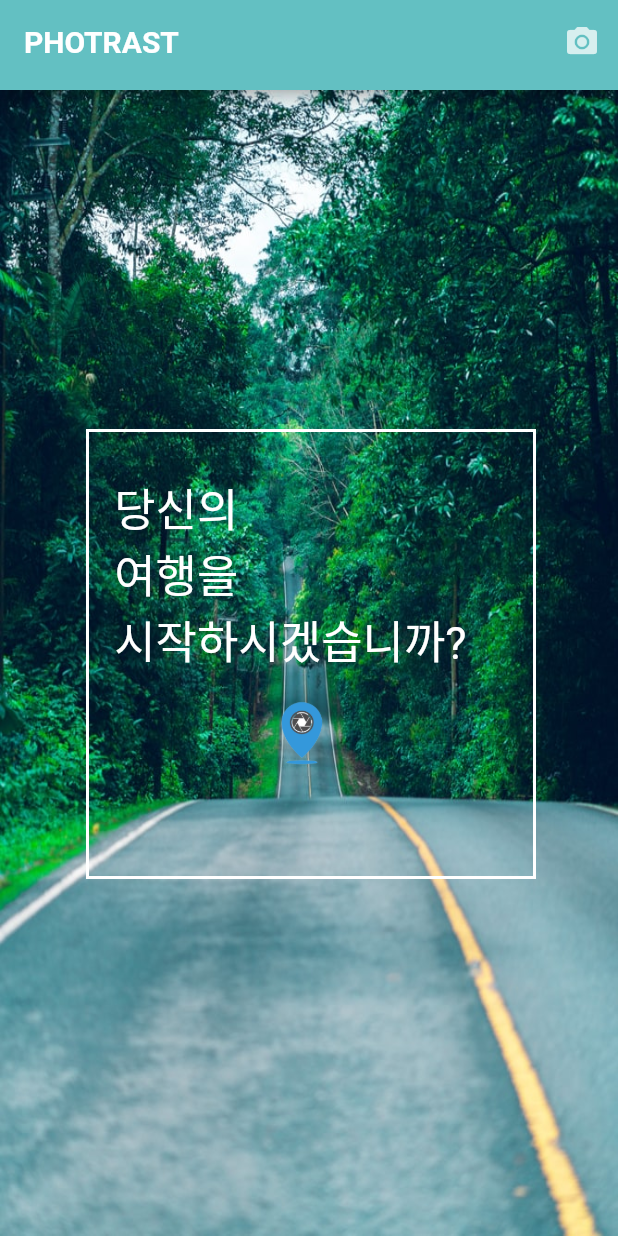
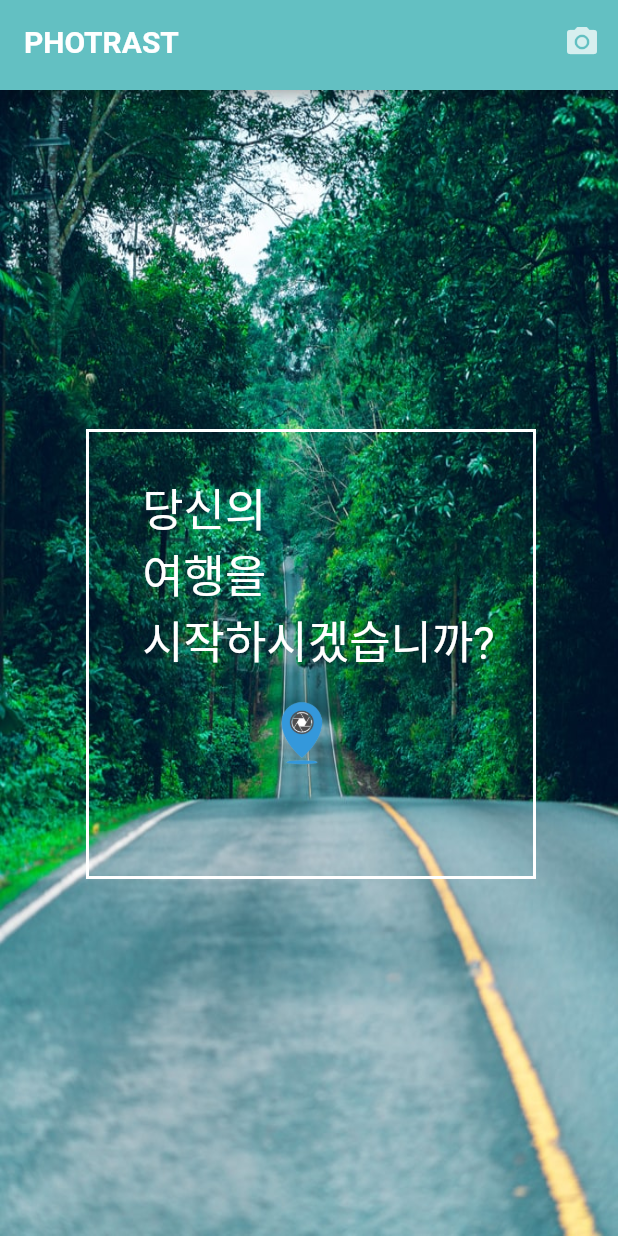
Before and after one commit to Michellehwang001/photrast, a Flutter app: the screen it shows after launch, on a phone screen of 412 x 824 dp. Run offline on Flutter 3.47's test engine with Material 2 defaults, Android fonts, the phone set to English and light mode, and no system bars; Roboto replaces fonts that are missing (Georgia, Hind).

Commit message:
main 테두리 수정2

```diff
--- a/lib/main.dart
+++ b/lib/main.dart
@@ -57,8 +57,6 @@ class Photrast extends StatelessWidget {
                 Positioned(
                   top: mediaSize.height / 4,
                   left: (mediaSize.width - 300) / 3,
-                  // top: mediaSize.height / 4,
-                  // left: mediaSize.width / 12,
                   child: Container(
                     height: 300,
                     width: 300,
@@ -75,7 +73,7 @@ class Photrast extends StatelessWidget {
                 ),
                 Positioned(
                     top: mediaSize.height / 4 + 50,
-                    left: mediaSize.width / 6,
+                    left: (mediaSize.width - 300) / 3 + 50,
                     child: Text(
                       ' 당신의\n 여행을\n 시작하시겠습니까?',
                       style: TextStyle(color: Colors.white, fontSize: 30),
```
